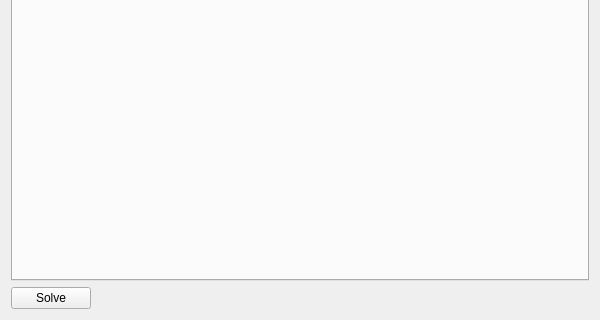
The window that src/gui/WordleWidget.ui (satsinush/word-games) describes before a commit, drawn with Qt 5; both pictures show x 0 to 600 and y 180 to 500 of the 600 by 500 pixel window.
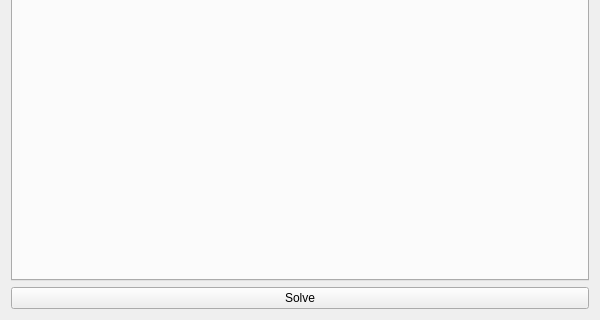
The same window after the commit.

```diff
--- a/src/gui/WordleWidget.ui
+++ b/src/gui/WordleWidget.ui
@@ -94,28 +94,11 @@
     </widget>
    </item>
    <item>
-    <layout class="QHBoxLayout" name="controlLayout">
-     <item>
       <widget class="QPushButton" name="hintBtn">
        <property name="text">
         <string>Solve</string>
        </property>
       </widget>
-     </item>
-     <item>
-      <spacer name="horizontalSpacer">
-       <property name="orientation">
-        <enum>Qt::Horizontal</enum>
-       </property>
-       <property name="sizeHint" stdset="0">
-        <size>
-         <width>40</width>
-         <height>20</height>
-        </size>
-       </property>
-      </spacer>
-     </item>
-    </layout>
    </item>
   </layout>
  </widget>
```
Lines whose indentation alone changed are shown as unchanged.
